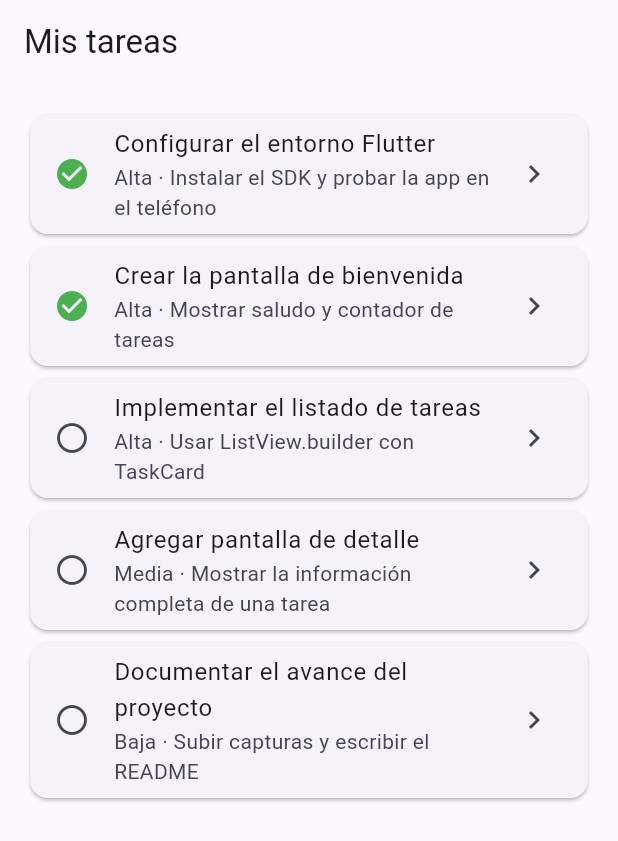
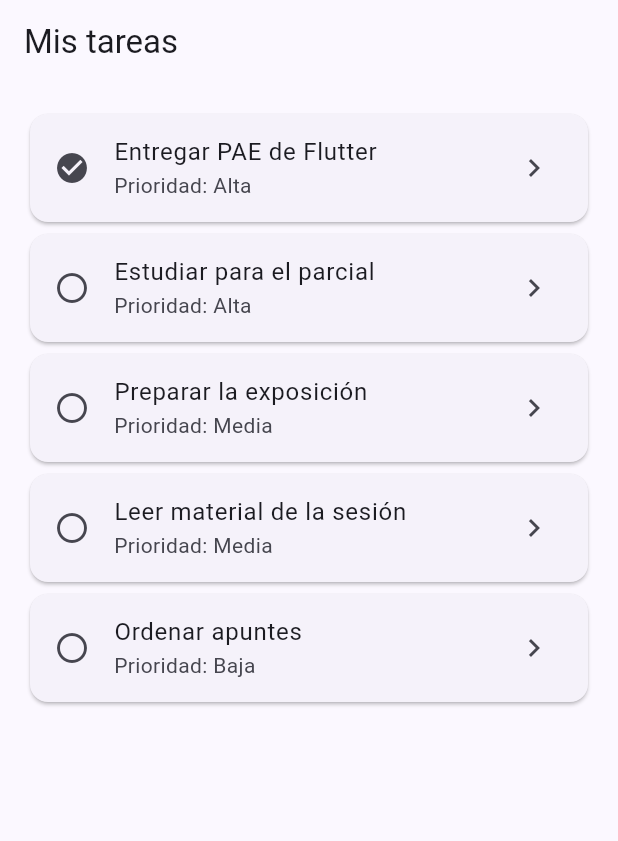
Before and after one commit to dannyjesus22/taskflow, a Flutter app: the screen it shows after launch, on a phone screen of 412 x 824 dp. Shown: the top 841 px of the screen. Run offline on Flutter 3.47's test engine with Material 3 defaults, Android fonts, the phone set to English and light mode, and no system bars; our stand-ins replace go_router.

Commit message:
docs: definir alcance y modelo de TaskFlow

```diff
--- a/lib/main.dart
+++ b/lib/main.dart
@@ -1,9 +1,74 @@
 import 'package:flutter/material.dart';
 import 'package:go_router/go_router.dart';
+
+import 'task.dart';
 
 void main() {
   runApp(const TaskFlowApp());
 }
+
+const demoTasks = <Task>[
+  Task(
+    id: 1,
+    title: 'Entregar PAE de Flutter',
+    description: 'Subir el repositorio de TaskFlow a la plataforma',
+    priority: 'Alta',
+    isCompleted: true,
+    userId: 1,
+  ),
+  Task(
+    id: 2,
+    title: 'Estudiar para el parcial',
+    description: 'Repasar widgets, estado y navegación',
+    priority: 'Alta',
+    isCompleted: false,
+    userId: 1,
+  ),
+  Task(
+    id: 3,
+    title: 'Preparar la exposición',
+    description: 'Armar diapositivas y practicar la presentación',
+    priority: 'Media',
+    isCompleted: false,
+    userId: 1,
+  ),
+  Task(
+    id: 4,
+    title: 'Leer material de la sesión',
+    description: 'Revisar la documentación de go_router',
+    priority: 'Media',
+    isCompleted: false,
+    userId: 1,
+  ),
+  Task(
+    id: 5,
+    title: 'Ordenar apuntes',
+    description: 'Organizar las notas de la semana',
+    priority: 'Baja',
+    isCompleted: false,
+    userId: 1,
+  ),
+];
+
+Task? findTask(int? id) {
+  for (final task in demoTasks) {
+    if (task.id == id) return task;
+  }
+  return null;
+}
+
+final appRouter = GoRouter(
+  routes: [
+    GoRoute(path: '/', builder: (context, state) => const TaskListScreen()),
+    GoRoute(
+      path: '/task/:id',
+      builder: (context, state) {
+        final id = int.tryParse(state.pathParameters['id'] ?? '');
+        return TaskDetailScreen(task: findTask(id));
+      },
+    ),
+  ],
+);
 
 class TaskFlowApp extends StatelessWidget {
   const TaskFlowApp({super.key});
@@ -15,99 +80,8 @@ class TaskFlowApp extends StatelessWidget {
       title: 'TaskFlow',
       theme: ThemeData(
         colorScheme: ColorScheme.fromSeed(seedColor: Colors.indigo),
-        useMaterial3: true,
       ),
       routerConfig: appRouter,
-    );
-  }
-}
-
-class Task {
-  const Task({
-    required this.id,
-    required this.title,
-    required this.description,
-    required this.priority,
-    required this.isCompleted,
-  });
-
-  final int id;
-  final String title;
-  final String description;
-  final String priority;
-  final bool isCompleted;
-}
-
-const demoTasks = [
-  Task(
-    id: 1,
-    title: 'Configurar el entorno Flutter',
-    description: 'Instalar el SDK y probar la app en el teléfono',
-    priority: 'Alta',
-    isCompleted: true,
-  ),
-  Task(
-    id: 2,
-    title: 'Crear la pantalla de bienvenida',
-    description: 'Mostrar saludo y contador de tareas',
-    priority: 'Alta',
-    isCompleted: true,
-  ),
-  Task(
-    id: 3,
-    title: 'Implementar el listado de tareas',
-    description: 'Usar ListView.builder con TaskCard',
-    priority: 'Alta',
-    isCompleted: false,
-  ),
-  Task(
-    id: 4,
-    title: 'Agregar pantalla de detalle',
-    description: 'Mostrar la información completa de una tarea',
-    priority: 'Media',
-    isCompleted: false,
-  ),
-  Task(
-    id: 5,
-    title: 'Documentar el avance del proyecto',
-    description: 'Subir capturas y escribir el README',
-    priority: 'Baja',
-    isCompleted: false,
-  ),
-];
-
-final appRouter = GoRouter(
-  routes: [
-    GoRoute(path: '/', builder: (context, state) => const TaskListScreen()),
-    GoRoute(
-      path: '/task/:id',
-      builder: (context, state) {
-        final taskId = int.parse(state.pathParameters['id']!);
-        return TaskDetailScreen(taskId: taskId);
-      },
-    ),
-  ],
-);
-
-class TaskCard extends StatelessWidget {
-  const TaskCard({super.key, required this.task, this.onTap});
-
-  final Task task;
-  final VoidCallback? onTap;
-
-  @override
-  Widget build(BuildContext context) {
-    return Card(
-      child: ListTile(
-        onTap: onTap,
-        leading: Icon(
-          task.isCompleted ? Icons.check_circle : Icons.radio_button_unchecked,
-          color: task.isCompleted ? Colors.green : null,
-        ),
-        title: Text(task.title),
-        subtitle: Text('${task.priority} · ${task.description}'),
-        trailing: const Icon(Icons.chevron_right),
-      ),
     );
   }
 }
@@ -124,9 +98,18 @@ class TaskListScreen extends StatelessWidget {
         itemCount: demoTasks.length,
         itemBuilder: (context, index) {
           final task = demoTasks[index];
-          return TaskCard(
-            task: task,
+          return Card(
+            child: ListTile(
+              leading: Icon(
+                task.isCompleted
+                    ? Icons.check_circle
+                    : Icons.radio_button_unchecked,
+              ),
+              title: Text(task.title),
+              subtitle: Text('Prioridad: ${task.priority}'),
+              trailing: const Icon(Icons.chevron_right),
               onTap: () => context.push('/task/${task.id}'),
+            ),
           );
         },
       ),
@@ -135,42 +118,36 @@ class TaskListScreen extends StatelessWidget {
 }
 
 class TaskDetailScreen extends StatelessWidget {
-  const TaskDetailScreen({super.key, required this.taskId});
+  const TaskDetailScreen({super.key, required this.task});
 
-  final int taskId;
+  final Task? task;
 
   @override
   Widget build(BuildContext context) {
-    final task = demoTasks.firstWhere((item) => item.id == taskId);
-
+    final selected = task;
     return Scaffold(
       appBar: AppBar(title: const Text('Detalle de tarea')),
       body: Padding(
         padding: const EdgeInsets.all(24),
-        child: Column(
+        child: selected == null
+            ? const Text('No se encontró esta tarea.')
+            : Column(
                 crossAxisAlignment: CrossAxisAlignment.start,
                 children: [
-            Text(task.title, style: Theme.of(context).textTheme.headlineSmall),
+                  Text(
+                    selected.title,
+                    style: Theme.of(context).textTheme.headlineSmall,
+                  ),
                   const SizedBox(height: 16),
-            Text(task.description),
+                  Text(selected.description),
                   const SizedBox(height: 16),
-            Chip(label: Text('Prioridad: ${task.priority}')),
-            const SizedBox(height: 12),
-            Chip(
-              avatar: Icon(
-                task.isCompleted ? Icons.check_circle : Icons.schedule,
-                color: task.isCompleted ? Colors.green : Colors.orange,
+                  Text('Prioridad: ${selected.priority}'),
+                  Text(
+                    selected.isCompleted
+                        ? 'Estado: completada'
+                        : 'Estado: pendiente',
                   ),
-              label: Text(
-                task.isCompleted ? 'Estado: completada' : 'Estado: pendiente',
-              ),
-            ),
-            const Spacer(),
-            FilledButton.tonalIcon(
-              onPressed: () => context.pop(),
-              icon: const Icon(Icons.arrow_back),
-              label: const Text('Volver al listado'),
-            ),
+                  Text('Usuario: ${selected.userId}'),
                 ],
               ),
       ),
--- a/pubspec.yaml
+++ b/pubspec.yaml
@@ -34,7 +34,7 @@ dependencies:
   # The following adds the Cupertino Icons font to your application.
   # Use with the CupertinoIcons class for iOS style icons.
   cupertino_icons: ^1.0.8
-  go_router: ^18.1.3
+  go_router: ^18.1.4
 
 dev_dependencies:
   flutter_test:
```
Also changed, not shown: lib/task.dart (added, +28 -0 lines), pubspec.lock, 2 other files. Lines whose indentation alone changed are shown as unchanged.
